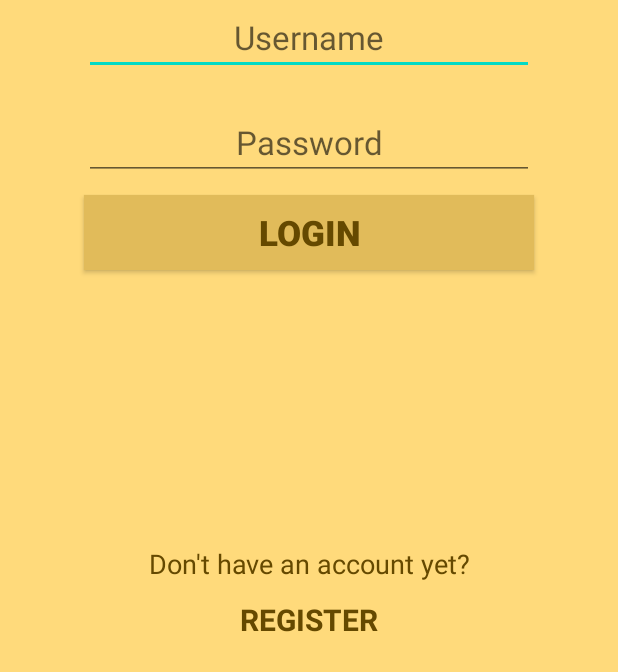
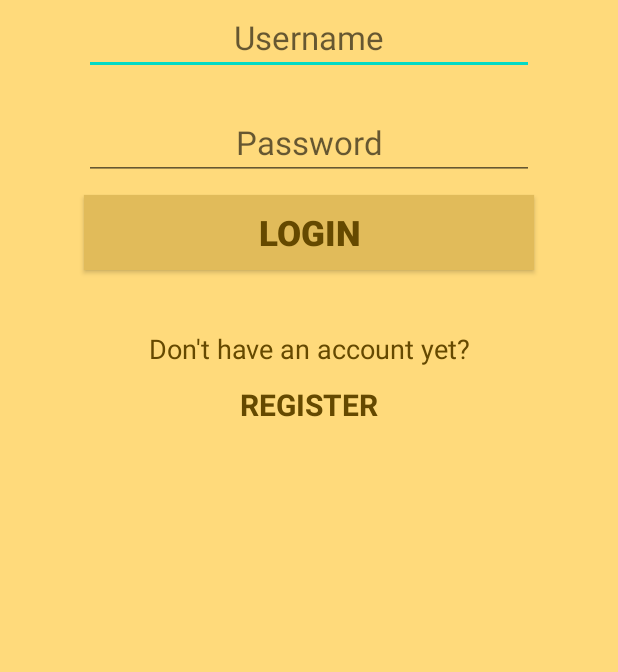
Before and after one commit to gabriellekaye/stardew-guide, an Android app: the screen it shows after launch (MainActivity), on a phone screen of 412 x 824 dp, the part 564-1236 px from its top. Run offline under Robolectric (Android 15) with nearby library versions, the phone set to English and light mode, and no system bars; our stand-ins replace Firebase (no records; nobody signed in at launch, a user with empty details on screens opened directly).

Commit message:
MCO Final

```diff
--- a/app/src/main/res/layout/activity_main.xml
+++ b/app/src/main/res/layout/activity_main.xml
@@ -1,5 +1,5 @@
 <?xml version="1.0" encoding="utf-8"?>
-<androidx.constraintlayout.widget.ConstraintLayout
+<ScrollView
     xmlns:android="http://schemas.android.com/apk/res/android"
     xmlns:app="http://schemas.android.com/apk/res-auto"
     xmlns:tools="http://schemas.android.com/tools"
@@ -8,6 +8,10 @@
     tools:context=".MainActivity"
     android:background="@color/background_color">
 
+    <androidx.constraintlayout.widget.ConstraintLayout
+        android:layout_width="match_parent"
+        android:layout_height="match_parent"
+        android:paddingBottom="50dp">
         <ImageView
             android:id="@+id/logo"
             android:layout_width="400dp"
@@ -76,9 +80,10 @@
             android:id="@+id/tv_question"
             android:layout_width="300dp"
             android:layout_height="wrap_content"
+            android:layout_marginTop="15dp"
             app:layout_constraintLeft_toLeftOf="parent"
             app:layout_constraintRight_toRightOf="parent"
-        app:layout_constraintBottom_toTopOf="@id/tv_register"
+            app:layout_constraintTop_toBottomOf="@id/tv_error"
             android:text="Don't have an account yet?"
             android:gravity="center"
             android:textColor="@color/txt_color"
@@ -90,13 +95,12 @@
             android:layout_height="50dp"
             app:layout_constraintLeft_toLeftOf="parent"
             app:layout_constraintRight_toRightOf="parent"
-        app:layout_constraintBottom_toBottomOf="parent"
+            app:layout_constraintTop_toBottomOf="@id/tv_question"
             android:text="REGISTER"
             android:textStyle="bold"
-        android:layout_margin="10dp"
             android:gravity="center"
             android:textColor="@color/txt_color"
             android:textSize="20sp"
             android:clickable="true"/>
-
     </androidx.constraintlayout.widget.ConstraintLayout>
+</ScrollView>
--- a/app/src/main/res/layout/item_crop.xml
+++ b/app/src/main/res/layout/item_crop.xml
@@ -31,7 +31,8 @@
             android:layout_height="wrap_content"
             android:layout_gravity="center"
             android:layout_marginStart="20dp"
-            android:textAllCaps="true"
+            android:textAllCaps="false"
+            android:textStyle="bold"
             android:textAlignment="center"
             android:textSize="23sp"
             android:maxLines="2"/>
```
Also changed, not shown: app/src/main/res/layout/activity_crops_season_list.xml (+11 -1 lines), app/src/main/res/layout/activity_festival_season_list.xml (+11 -0 lines), app/src/main/res/layout/activity_fish_season_list.xml (+12 -2 lines), app/src/main/res/layout/activity_forageable_season_list.xml (+12 -1 lines). Lines whose indentation alone changed are shown as unchanged.
